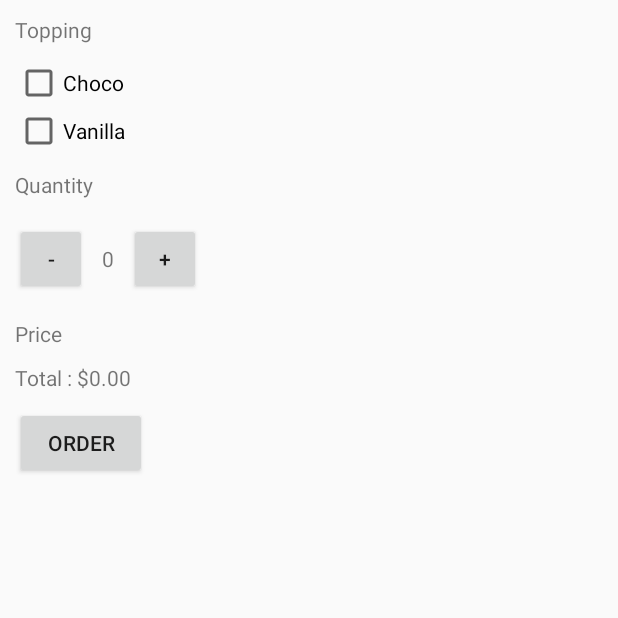
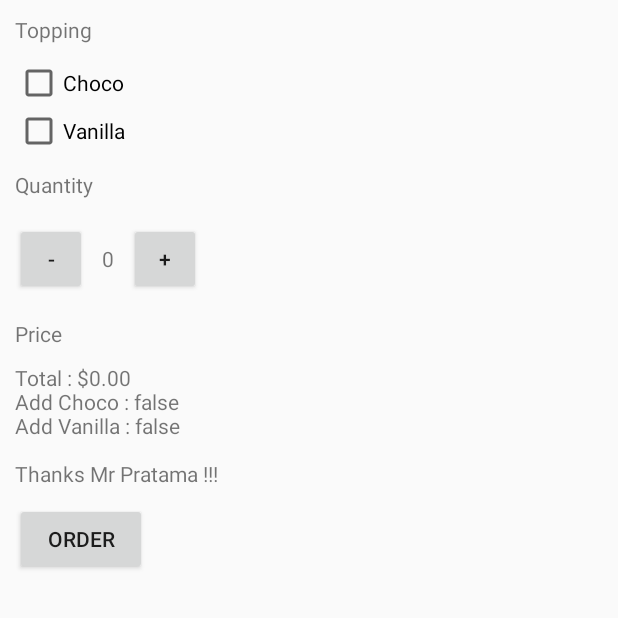
Before and after one commit to pratamawijaya/android-academy-jogja, an Android app: the screen it shows after launch (MainActivity), after a tap on "ORDER", on a phone screen of 412 x 824 dp, the top half of it. Run offline under Robolectric (Android 15) with nearby library versions, the phone set to English and light mode, and no system bars.

Commit message:
formating text

```diff
--- a/batch4/JustJava/app/src/main/java/com/pratamawijaya/justjava/MainActivity.java
+++ b/batch4/JustJava/app/src/main/java/com/pratamawijaya/justjava/MainActivity.java
@@ -78,9 +78,12 @@ public class MainActivity extends AppCompatActivity implements View.OnClickListe
    * @param i angka
    */
   private void displayPrice(int i) {
-    txtPrices.setText(
-        getResources().getString(R.string.lbl_total) + " : " + NumberFormat.getCurrencyInstance()
-            .format(i));
+    String text = "Total : " + NumberFormat.getCurrencyInstance().format(i);
+    text += "\nAdd Choco : " + cbChoco.isChecked();
+    text += "\nAdd Vanilla : " + cbVanilla.isChecked();
+    text += "\n\nThanks Mr Pratama !!!";
+
+    txtPrices.setText("" + text);
   }
 
   @Override public boolean onOptionsItemSelected(MenuItem item) {
```
